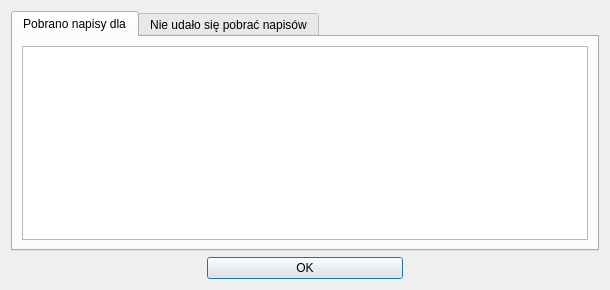
Old version of the form ui/frmsummary.ui in the repository QNapi/qnapi.
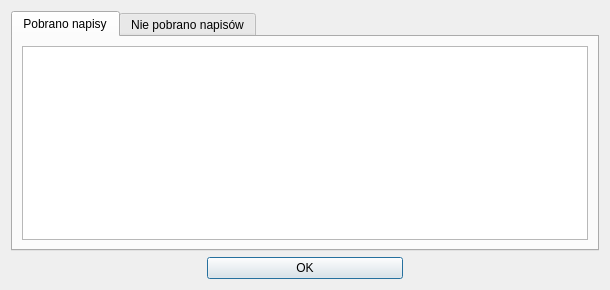
New version of the form. Icons and pictures are not drawn.

Diff of the .ui file:
```diff
--- a/ui/frmsummary.ui
+++ b/ui/frmsummary.ui
@@ -30,7 +30,7 @@
      </property>
      <widget class="QWidget" name="tabSuccess" >
       <attribute name="title" >
-       <string>Pobrano napisy dla</string>
+       <string>Pobrano napisy</string>
       </attribute>
       <layout class="QVBoxLayout" name="verticalLayout" >
        <item>
@@ -40,7 +40,7 @@
      </widget>
      <widget class="QWidget" name="tabFail" >
       <attribute name="title" >
-       <string>Nie udało się pobrać napisów</string>
+       <string>Nie pobrano napisów</string>
       </attribute>
       <layout class="QVBoxLayout" name="verticalLayout_2" >
        <item>
```
